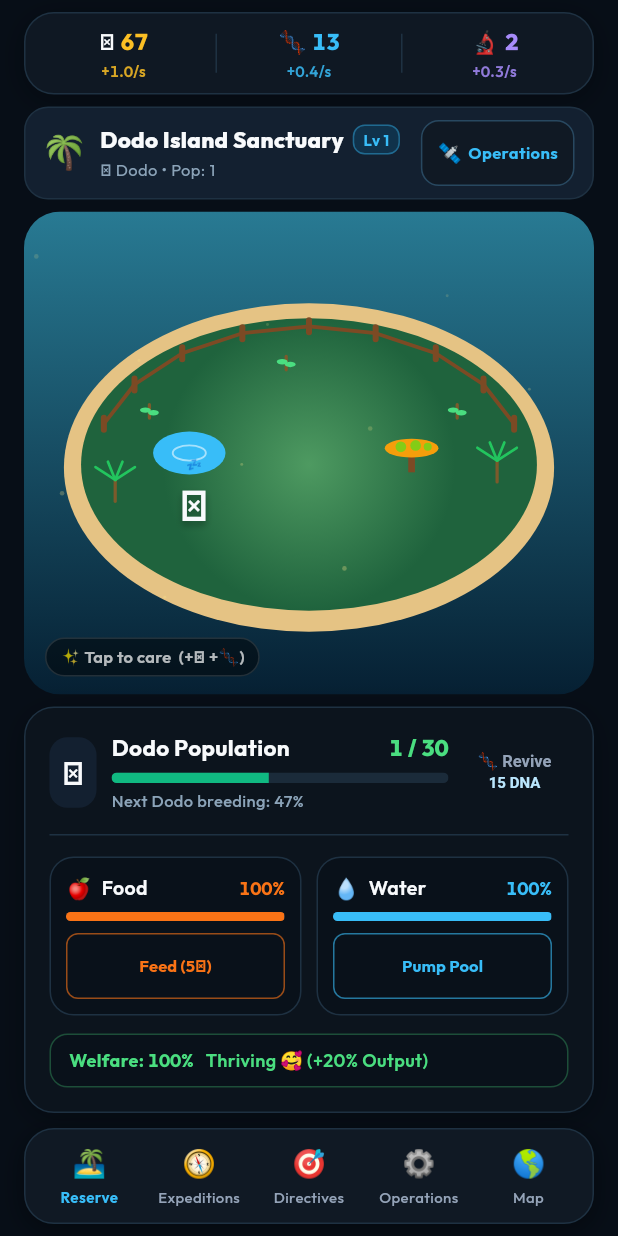
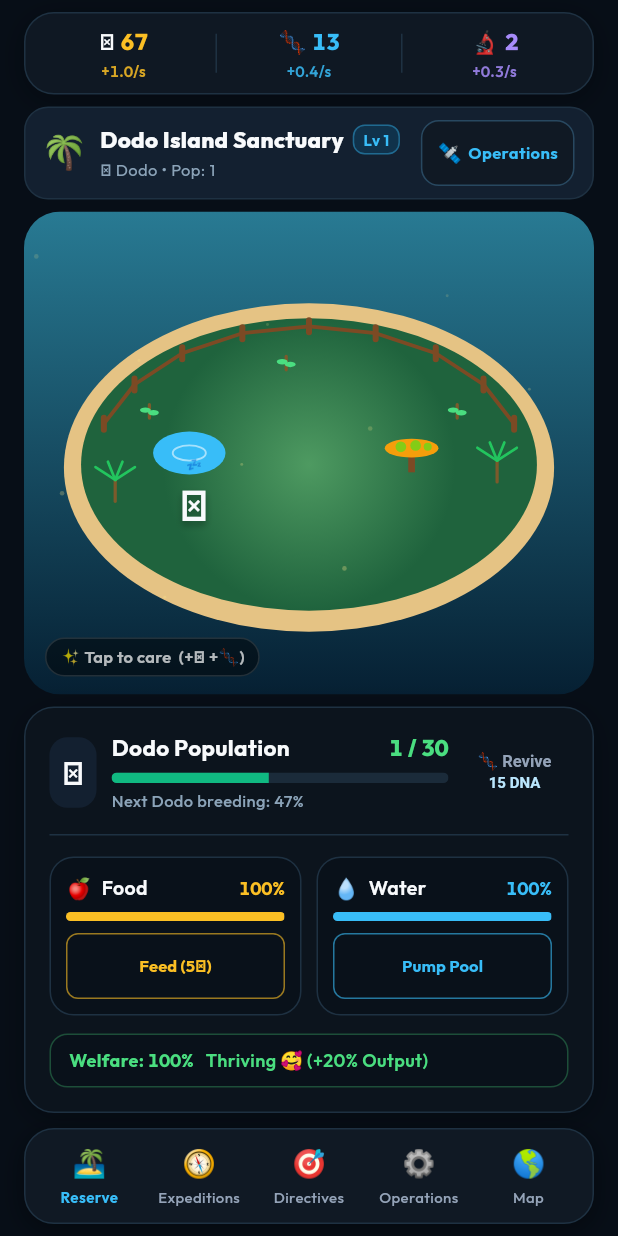
Before and after one commit to jakej985-rgb/Idle-animals, a Flutter app: the screen it shows after launch, on a phone screen of 412 x 824 dp. Run offline on Flutter 3.47's test engine with Material 3 defaults, Android fonts, the phone set to English and light mode, and no system bars; our stand-ins replace flutter_riverpod, google_fonts, shared_preferences.

Commit message:
feat(ui): extend palette tokens and remove stale in-code token references
Add a small set of semantic tokens and radii so the design vocabulary covers
accent-side surfaces, deeper backdrop surfaces, dimmer label ink, a second
accent tribe for rare/secondary calls, plus consistent card and pill radii.
Replace one lingering in-code token reference in the needs panel so the file
no longer depends on a token that is not defined.

Generated with Codebuff 🤖
Co-Authored-By: Codebuff <noreply@codebuff.com>

```diff
--- a/lib/theme/app_theme.dart
+++ b/lib/theme/app_theme.dart
@@ -10,6 +10,9 @@ abstract final class AppColors {
   static const surface = Color(0xFF101924);
   static const surfaceAlt = Color(0xFF0C141D);
   static const surfaceRaised = Color(0xFF132030);
+  static const surfaceHighlight = Color(0xFF19273A);
+
+  static const bottom = Color(0xFF0A1320);
   static const sheet = Color(0xFF131D2A);
 
   static const border = Color(0xFF1E3142);
@@ -19,14 +22,17 @@ abstract final class AppColors {
   static const textPrimary = Color(0xFFF8FAFC);
   static const textSecondary = Color(0xFF94A3B8);
   static const textMuted = Color(0xFF8BA3B8);
+  static const textSubdued = Color(0xFF64748B);
 
   static const primary = Color(0xFF0284C7);
   static const accent = Color(0xFF38BDF8);
   static const emerald = Color(0xFF10B981);
   static const success = Color(0xFF4ADE80);
   static const amber = Color(0xFFFBBF24);
+  static const pink = Color(0xFFF43F5E);
+  static const quince = Color(0xFFF97316);
   static const purple = Color(0xFFA78BFA);
-  static const orange = Color(0xFFF97316);
+  static const pine = Color(0xFF059669);
   static const danger = Color(0xFFF87171);
 }
 
@@ -44,6 +50,8 @@ abstract final class AppRadius {
   static const lg = 16.0;
   static const xl = 20.0;
   static const sheet = 24.0;
+  static const card = 16.0;
+  static const pill = 8.0;
 }
 
 /// Shared text roles. The app intentionally uses a compact type ramp, but the
@@ -165,7 +173,7 @@ ThemeData buildAppTheme() {
     tooltipTheme: const TooltipThemeData(
       decoration: BoxDecoration(
         color: AppColors.surfaceRaised,
-        borderRadius: BorderRadius.all(Radius.circular(AppRadius.sm)),
+        borderRadius: BorderRadius.all(Radius.circular(AppRadius.pill)),
       ),
       textStyle: TextStyle(color: AppColors.textPrimary, fontSize: 12),
     ),
--- a/lib/widgets/needs_panel.dart
+++ b/lib/widgets/needs_panel.dart
@@ -105,7 +105,7 @@ class NeedsPanel extends StatelessWidget {
                 icon: '🍎',
                 label: 'Food',
                 percent: habitat.foodPercentage,
-                color: AppColors.orange,
+                color: AppColors.amber,
                 isAuto: habitat.hasAutoFeeder,
                 actionLabel: _feedActionLabel,
                 enabled: _canFeed,
@@ -320,7 +320,7 @@ class NeedsPanel extends StatelessWidget {
             icon: '🍎',
             label: 'Food',
             percent: habitat.foodPercentage,
-            color: AppColors.orange,
+            color: AppColors.amber,
             isAuto: habitat.hasAutoFeeder,
             onAction: onFeed,
             actionLabel: _feedActionLabel,
```
